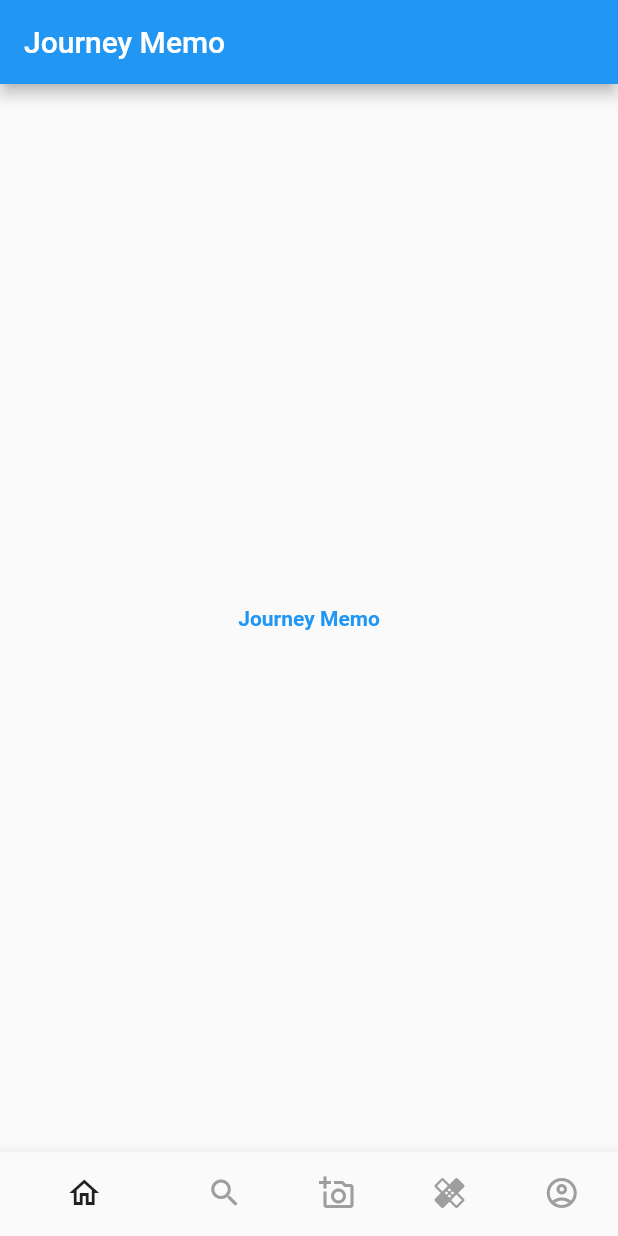
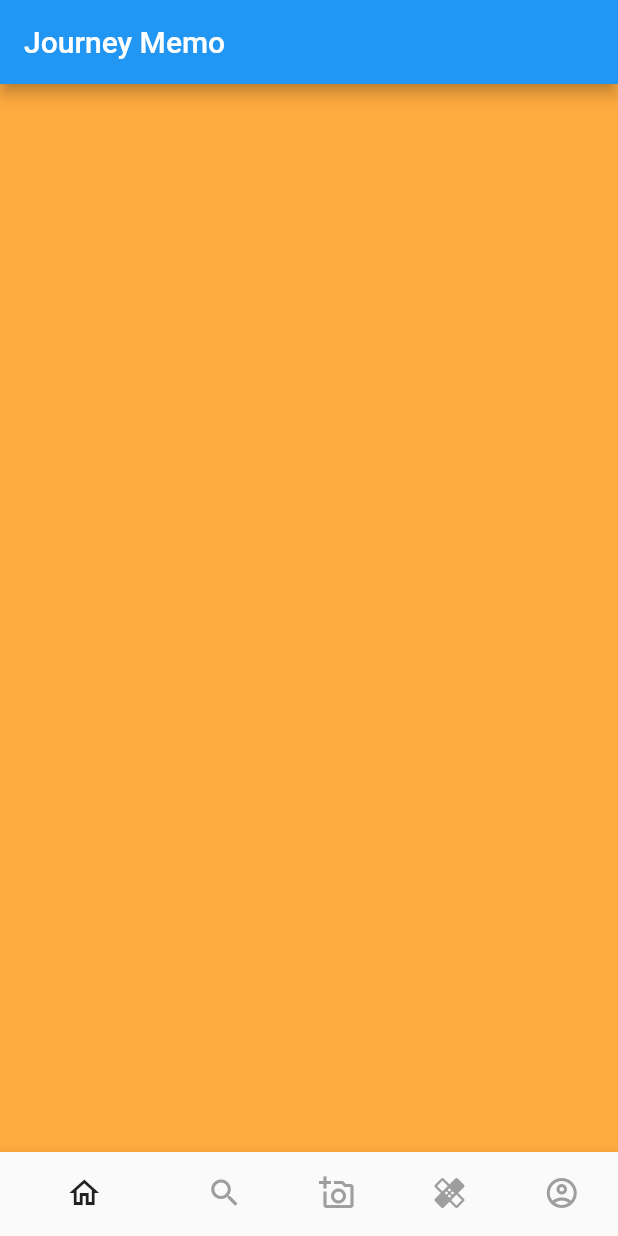
Before and after one commit to Su-minn/journey_memo, a Flutter app: the screen it shows after launch, on a phone screen of 412 x 824 dp. Run offline on Flutter 3.47's test engine with Material 2 defaults, Android fonts, the phone set to English and light mode, and no system bars.

```diff
--- a/journey_memo_jussuit/lib/home_page.dart
+++ b/journey_memo_jussuit/lib/home_page.dart
@@ -11,6 +11,8 @@ class HomePage extends StatefulWidget {
 }
 
 class _HomePageState extends State<HomePage> {
+
+  int _selectedIndex = 0;
   List<BottomNavigationBarItem> btmNavItems = [
     BottomNavigationBarItem(icon: Icon(Icons.home_outlined), label: ""),
     BottomNavigationBarItem(icon: Icon(Icons.search_outlined), label: ""),
@@ -18,8 +20,13 @@ class _HomePageState extends State<HomePage> {
     BottomNavigationBarItem(icon: Icon(Icons.healing_outlined), label: ""),
     BottomNavigationBarItem(icon: Icon(Icons.account_circle_outlined), label: ""),
   ];
-
-  int _selectedIndex = 0;
+  static List<Widget> _screens = [
+    Container(color: Colors.orangeAccent,),
+    Container(color: Colors.amberAccent,),
+    Container(color: Colors.tealAccent,),
+    Container(color: Colors.deepPurpleAccent,),
+    Container(color: Colors.deepOrangeAccent,),
+  ];
 
   @override
   Widget build(BuildContext context) {
@@ -27,12 +34,9 @@ class _HomePageState extends State<HomePage> {
       appBar: AppBar(
         title: Text('Journey Memo'),
       ),
-      body: Container(
-        child: Center(
-            child: Text(
-          'Journey Memo',
-          style: TextStyle(color: Colors.blue, fontWeight: FontWeight.bold),
-        )),
+      body: IndexedStack(
+        index: _selectedIndex,
+        children: _screens,
       ),
       bottomNavigationBar: BottomNavigationBar(
         items: btmNavItems,
```
